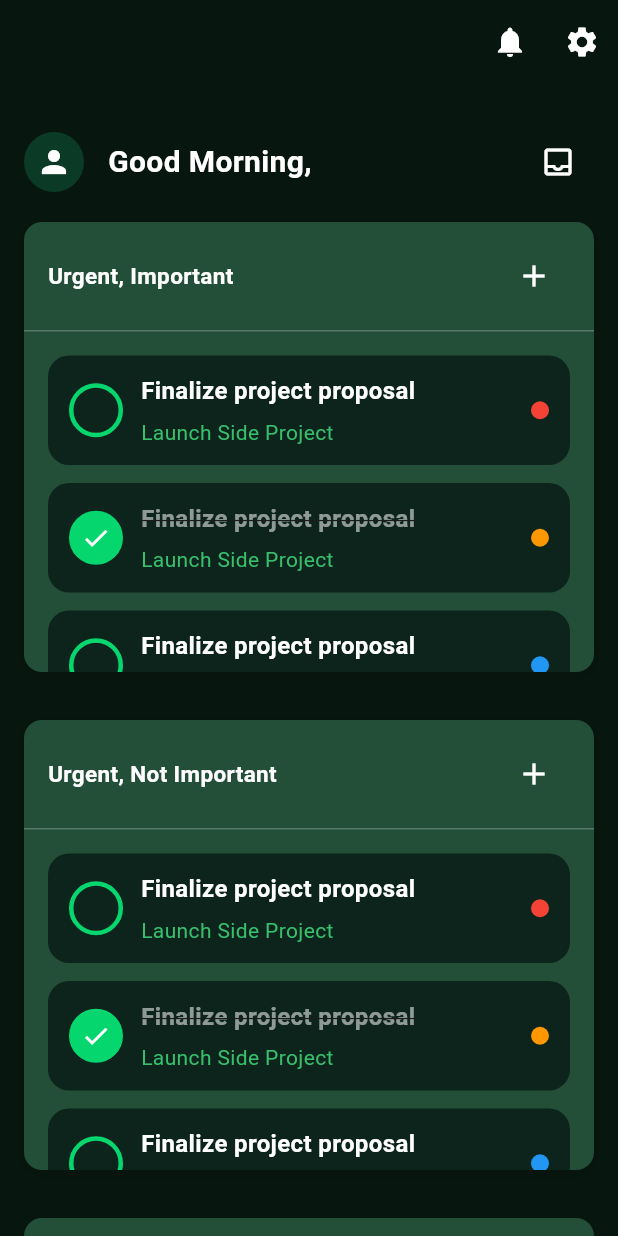
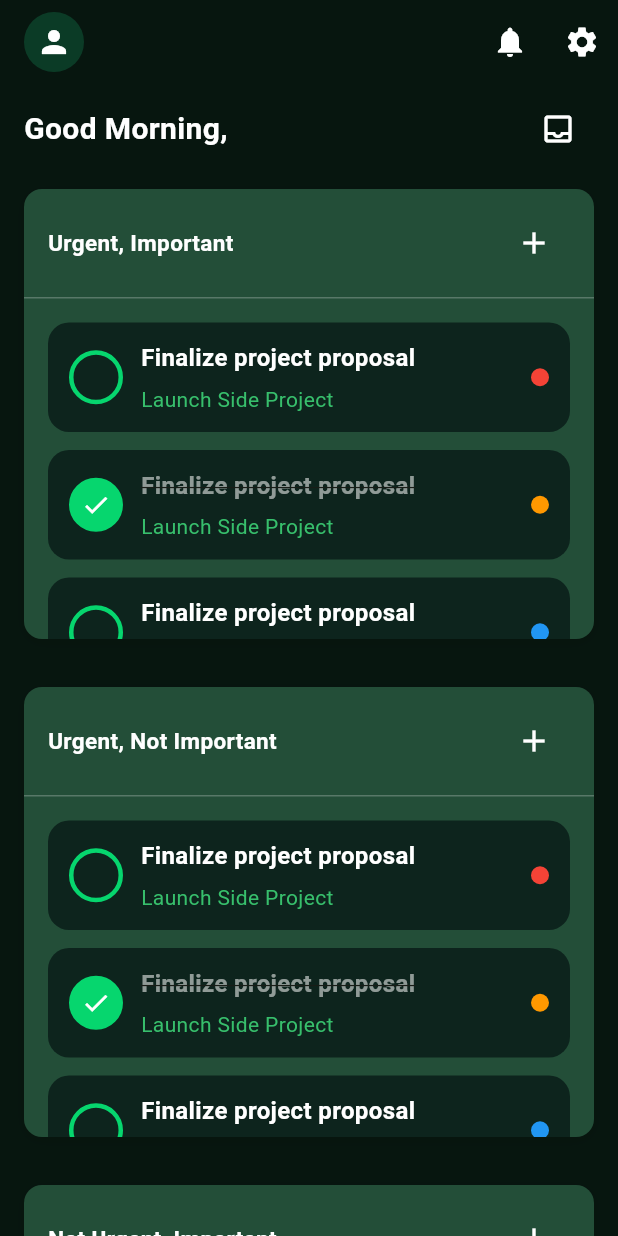
Before and after one commit to koixos/oop-mobile-frontend, a Flutter app: the DashboardPage screen opened directly, on a phone screen of 412 x 824 dp. Run offline on Flutter 3.47's test engine with Material 3 defaults, Android fonts, the phone set to English and light mode, and no system bars; our stand-ins replace fluttertoast, image_picker, shared_preferences, speech_to_text; accounts and stored records are empty.

Commit message:
design changes

```diff
--- a/lib/views/dashboard/dashboard_page.dart
+++ b/lib/views/dashboard/dashboard_page.dart
@@ -339,6 +339,19 @@ class _DashboardPageState extends State<DashboardPage>
     return AppBar(
       backgroundColor: Color(0xFF07160F),
       elevation: 0,
+      leadingWidth: 56,
+      leading: Padding(
+        padding: const EdgeInsets.only(left: 16),
+        child: CircleAvatar(
+          backgroundColor: const Color(0xFF0B3B26),
+          backgroundImage: profileImagePath != null
+              ? FileImage(File(profileImagePath!))
+              : null,
+          child: profileImagePath == null
+              ? const Icon(Icons.person, color: Colors.white)
+              : null,
+        ),
+      ),
       actions: [
         IconButton(
           icon: Icon(Icons.notifications, color: Colors.white),
@@ -366,19 +379,6 @@ class _DashboardPageState extends State<DashboardPage>
     return Row(
       children: [
         Expanded(
-          child: Row(
-            children: [
-              CircleAvatar(
-                backgroundColor: Color(0xFF0B3B26),
-                backgroundImage: profileImagePath != null
-                    ? FileImage(File(profileImagePath!))
-                    : null,
-                child: profileImagePath == null
-                    ? const Icon(Icons.person, color: Colors.white)
-                    : null,
-              ),
-              const SizedBox(width: 16),
-              Expanded(
           child: Text(
             '$greeting, $firstName',
             style: const TextStyle(
@@ -388,9 +388,6 @@ class _DashboardPageState extends State<DashboardPage>
             ),
             overflow: TextOverflow.ellipsis,
             maxLines: 1,
-                ),
-              ),
-            ],
           ),
         ),
         IconButton(
@@ -634,11 +631,10 @@ class _DashboardPageState extends State<DashboardPage>
           child: SingleChildScrollView(
             physics: const AlwaysScrollableScrollPhysics(),
             child: Padding(
-              padding: const EdgeInsets.symmetric(horizontal: 16, vertical: 12),
+              padding: const EdgeInsets.fromLTRB(16, 6, 16, 12),
               child: Column(
                 crossAxisAlignment: CrossAxisAlignment.start,
                 children: [
-                  const SizedBox(height: 16),
                   _buildHeader(),
                   // const SizedBox(height: 16),
                   // _buildActiveGoals(),
```
Lines whose indentation alone changed are shown as unchanged.
